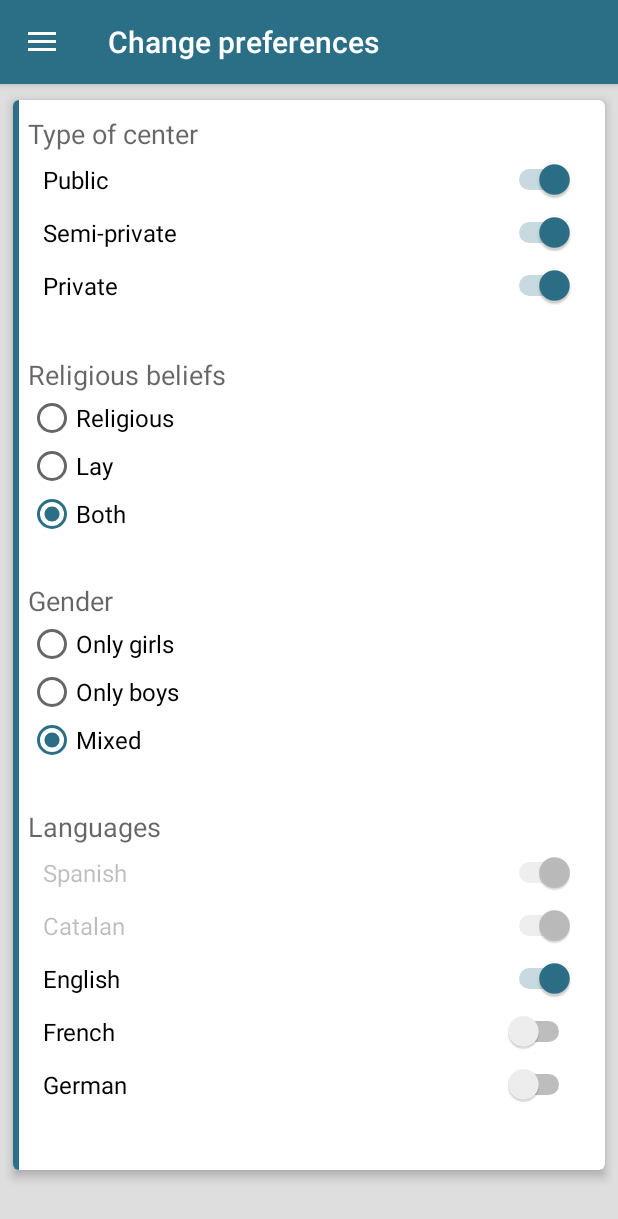
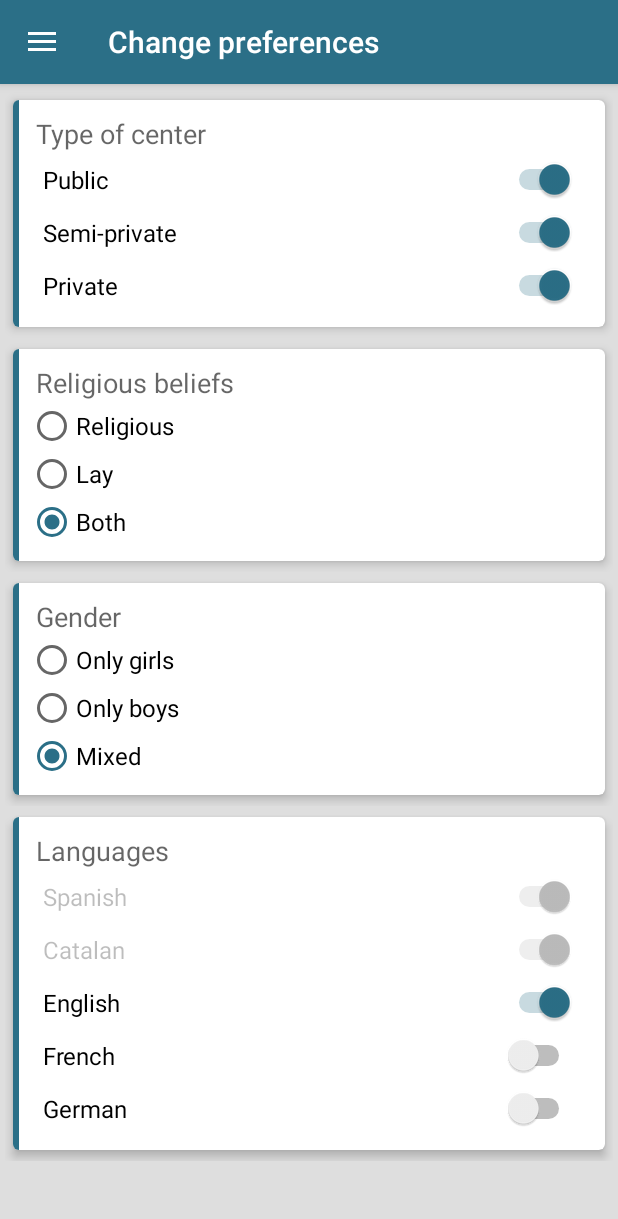
Before and after one commit to daviddn91/CentroEstudios, an Android app: the screen it shows after launch (MainActivity), in the side drawer, after a tap on "Change preferences", on a phone screen of 412 x 824 dp. Shown: the top 1219 px of the screen. Run offline under Robolectric (Android 15) with nearby library versions, the phone set to English and light mode, and no system bars; 2 statements that could not run were skipped.

Commit message:
Cambio diseño hecho en todos los menús

```diff
--- a/app/src/main/res/layout/fragment_preferencias.xml
+++ b/app/src/main/res/layout/fragment_preferencias.xml
@@ -13,6 +13,15 @@
         android:layout_height="match_parent"
         android:id="@+id/scrollView"
         android:layout_gravity="top">
+
+        <RelativeLayout
+            android:layout_width="wrap_content"
+            android:layout_height="wrap_content">
+
+        <RelativeLayout
+            android:layout_width="wrap_content"
+            android:layout_height="wrap_content"
+            android:id="@+id/relative1">
 
         <android.support.v7.widget.CardView xmlns:android="http://schemas.android.com/apk/res/android"
             xmlns:card_view="http://schemas.android.com/apk/res-auto"
@@ -43,6 +52,7 @@
                 android:layout_height="wrap_content"
                 android:textAppearance="?android:attr/textAppearanceMedium"
                 android:text="@string/tipo_centro"
+                android:paddingLeft="5dp"
                 android:id="@+id/textView3"
                 android:height="25dp" />
 
@@ -79,18 +89,46 @@
                 android:paddingLeft="10dp"
                 android:paddingRight="10dp" />
 
-            <TextView
-                android:layout_width="wrap_content"
+        </LinearLayout>
+        </android.support.v7.widget.CardView>
+        </RelativeLayout>
+
+        <RelativeLayout
+            android:layout_width="wrap_content"
+            android:layout_height="wrap_content"
+            android:layout_below="@+id/relative1"
+            android:id="@+id/relative2">
+
+            <android.support.v7.widget.CardView xmlns:android="http://schemas.android.com/apk/res/android"
+                xmlns:card_view="http://schemas.android.com/apk/res-auto"
+                android:layout_width="match_parent"
                 android:layout_height="wrap_content"
-                android:textAppearance="?android:attr/textAppearanceLarge"
-                android:text=" "
-                android:id="@+id/textView8" />
+                card_view:cardCornerRadius="4dp"
+                card_view:cardElevation="4dp"
+                card_view:cardUseCompatPadding="true">
+
+                <FrameLayout
+                    android:background="#2b6f87"
+                    android:layout_width="4dp"
+                    android:layout_height="match_parent"/>
+
+                <LinearLayout
+                    android:orientation="vertical"
+                    android:layout_width="match_parent"
+                    android:layout_height="wrap_content"
+                    android:layout_gravity="center_horizontal|top"
+                    android:gravity="top"
+                    android:paddingTop="10dp"
+                    android:paddingLeft="10dp"
+                    android:paddingRight="10dp"
+                    android:paddingBottom="10dp">
 
             <TextView
                 android:layout_width="wrap_content"
                 android:layout_height="wrap_content"
                 android:textAppearance="?android:attr/textAppearanceMedium"
                 android:text="@string/creencias_religiosas"
+                android:paddingLeft="5dp"
                 android:id="@+id/textView9"
                 android:height="25dp" />
 
@@ -124,17 +162,45 @@
                     android:textSize="16sp" />
             </RadioGroup>
 
-            <TextView
+
+                    </LinearLayout>
+                </android.support.v7.widget.CardView>
+            </RelativeLayout>
+            <RelativeLayout
                 android:layout_width="wrap_content"
                 android:layout_height="wrap_content"
-                android:textAppearance="?android:attr/textAppearanceLarge"
-                android:text=" "
-                android:id="@+id/textView4" />
+                android:layout_below="@+id/relative2"
+                android:id="@+id/relative3">
+
+                <android.support.v7.widget.CardView xmlns:android="http://schemas.android.com/apk/res/android"
+                    xmlns:card_view="http://schemas.android.com/apk/res-auto"
+                    android:layout_width="match_parent"
+                    android:layout_height="wrap_content"
+                    card_view:cardCornerRadius="4dp"
+                    card_view:cardElevation="4dp"
+                    card_view:cardUseCompatPadding="true">
+
+                    <FrameLayout
+                        android:background="#2b6f87"
+                        android:layout_width="4dp"
+                        android:layout_height="match_parent"/>
+
+                    <LinearLayout
+                        android:orientation="vertical"
+                        android:layout_width="match_parent"
+                        android:layout_height="wrap_content"
+                        android:layout_gravity="center_horizontal|top"
+                        android:gravity="top"
+                        android:paddingTop="10dp"
+                        android:paddingLeft="10dp"
+                        android:paddingRight="10dp"
+                        android:paddingBottom="10dp">
 
             <TextView
                 android:layout_width="wrap_content"
                 android:layout_height="wrap_content"
                 android:textAppearance="?android:attr/textAppearanceMedium"
+                android:paddingLeft="5dp"
                 android:text="@string/genero"
                 android:id="@+id/textView2"
                 android:height="25dp" />
@@ -169,17 +235,45 @@
                     android:textSize="16sp" />
             </RadioGroup>
 
-            <TextView
+                        </LinearLayout>
+                    </android.support.v7.widget.CardView>
+                </RelativeLayout>
+
+            <RelativeLayout
                 android:layout_width="wrap_content"
                 android:layout_height="wrap_content"
-                android:textAppearance="?android:attr/textAppearanceLarge"
-                android:text=" "
-                android:id="@+id/textView5" />
+                android:layout_below="@+id/relative3"
+                android:id="@+id/relative4">
+
+                <android.support.v7.widget.CardView xmlns:android="http://schemas.android.com/apk/res/android"
+                    xmlns:card_view="http://schemas.android.com/apk/res-auto"
+                    android:layout_width="match_parent"
+                    android:layout_height="wrap_content"
+                    card_view:cardCornerRadius="4dp"
+                    card_view:cardElevation="4dp"
+                    card_view:cardUseCompatPadding="true">
+
+                    <FrameLayout
+                        android:background="#2b6f87"
+                        android:layout_width="4dp"
+                        android:layout_height="match_parent"/>
+
+                    <LinearLayout
+                        android:orientation="vertical"
+                        android:layout_width="match_parent"
+                        android:layout_height="wrap_content"
+                        android:layout_gravity="center_horizontal|top"
+                        android:gravity="top"
+                        android:paddingTop="10dp"
+                        android:paddingLeft="10dp"
+                        android:paddingRight="10dp"
+                        android:paddingBottom="10dp">
 
             <TextView
                 android:layout_width="wrap_content"
                 android:layout_height="wrap_content"
                 android:textAppearance="?android:attr/textAppearanceMedium"
+                android:paddingLeft="5dp"
                 android:text="@string/idiomas"
                 android:id="@+id/textView6"
                 android:height="25dp" />
@@ -243,15 +337,12 @@
                 android:paddingLeft="10dp"
                 android:paddingRight="10dp" />
 
-            <TextView
-                android:layout_width="wrap_content"
-                android:layout_height="wrap_content"
-                android:textAppearance="?android:attr/textAppearanceLarge"
-                android:id="@+id/textView12" />
-
         </LinearLayout>
 
         </android.support.v7.widget.CardView>
+
+        </RelativeLayout>
+        </RelativeLayout>
     </ScrollView>
 
 </FrameLayout>
```
